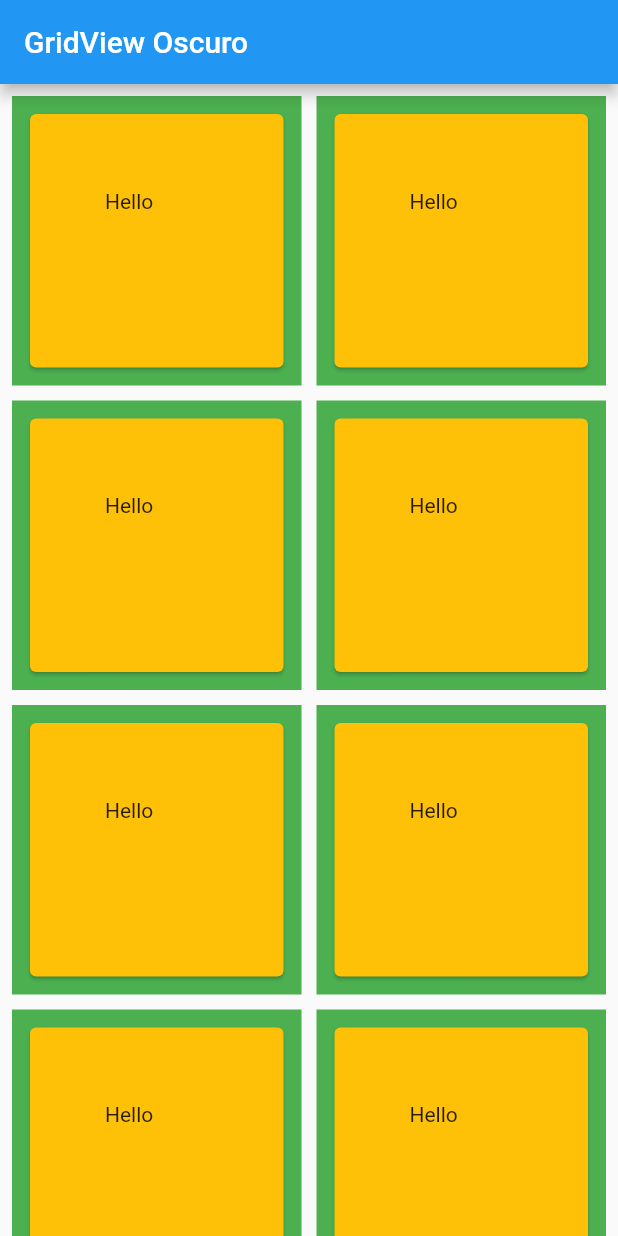
After one commit to Oscuro1111/flutter_app, a Flutter app: the GridViewLayoutM screen opened directly, on a phone screen of 412 x 824 dp. The commit adds this screen. Run offline on Flutter 3.47's test engine with Material 2 defaults, Android fonts, the phone set to English and light mode, and no system bars; network calls fail.

Commit message:
gridView+

```diff
--- /dev/null
+++ b/lib/exp1/gridview.extends.dart
@@ -0,0 +1,45 @@
+
+import 'package:flutter/material.dart';
+
+class GridViewLayoutM extends StatefulWidget {
+  @override
+  _GridViewLayoutState createState() => _GridViewLayoutState();
+}
+
+class _GridViewLayoutState extends State<GridViewLayoutM> {
+
+  Widget _buildBody(){
+
+
+    return Container(
+        color: Colors.green,
+        padding: EdgeInsets.all(8.0),
+        child: Card(
+          color: Colors.amber,
+          child: InkWell(
+            child: Padding(padding: EdgeInsets.all(50.0), child: Text("Hello")),
+            onTap: () {},
+            borderRadius: BorderRadius.circular(16.0),
+          ),
+        ));
+  }
+
+  @override
+  Widget build(BuildContext context) {
+    return Scaffold(
+        appBar: AppBar(
+          title: Text("GridView Oscuro"),
+        ),
+        body: SafeArea(
+          child: GridView.extent(
+            mainAxisSpacing: 10.0,
+            crossAxisSpacing: 10.0,
+            childAspectRatio: 3/3,
+            maxCrossAxisExtent: 330.0,
+            scrollDirection: Axis.vertical,//flipping the whole grid view
+            padding: EdgeInsets.all(8.0),
+            children: List.generate(100, (index) => _buildBody()),
+          ),
+        ));
+  }
+}
--- /dev/null
+++ b/lib/layout/gridview.dart
@@ -0,0 +1,37 @@
+
+import 'package:flutter/material.dart';
+
+class GridViewLayoutM extends StatefulWidget {
+  @override
+  _GridViewLayoutState createState() => _GridViewLayoutState();
+}
+
+class _GridViewLayoutState extends State<GridViewLayoutM> {
+
+  Widget _buildBody(){
+
+    return Container(
+        color: Colors.green,
+        padding: EdgeInsets.all(8.0),
+        child: Card(
+          color: Colors.amber,
+          child: InkWell(
+            child: Padding(padding: EdgeInsets.all(50.0), child: Text("Hello")),
+            onTap: () {},
+            borderRadius: BorderRadius.circular(16.0),
+          ),
+        ));
+  }
+
+  @override
+  Widget build(BuildContext context) {
+    return Scaffold(
+        appBar: AppBar(
+          title: Text("GridView Oscuro"),
+        ),
+        body: SafeArea(
+          child: Text("GridView.builder"),
+          ),
+        );
+  }
+}
--- a/lib/tictacGame/GamePage.dart
+++ b/lib/tictacGame/GamePage.dart
@@ -1,6 +1,8 @@
 import 'package:flutter/cupertino.dart';
 import 'package:flutter/material.dart';
 import './gameCommunication.dart';
+
+
 
 class GamePage extends StatefulWidget {
   GamePage({
@@ -70,8 +72,6 @@ class _GamePageState extends State<GamePage> {
   }
 
   _onAction(message) {
-    bool flg = false;
-
     switch (message["action"]) {
       case 'resigned':
         Navigator.of(context).pop();
@@ -80,7 +80,7 @@ class _GamePageState extends State<GamePage> {
         var data = (message["data"] as String).split(';');
         grid[int.parse(data[0])] = data[1];
 
-        if (winner("X")||winner("O")) {
+        if (winner("X") || winner("O")) {
           _doResign();
         }
         lockMove = !lockMove;
```
Also changed, not shown: lib/main.dart (+5 -2 lines), lib/tictacGame/websocketsHelper.dart (+7 -7 lines), 1 other file. Lines whose indentation alone changed are shown as unchanged.
